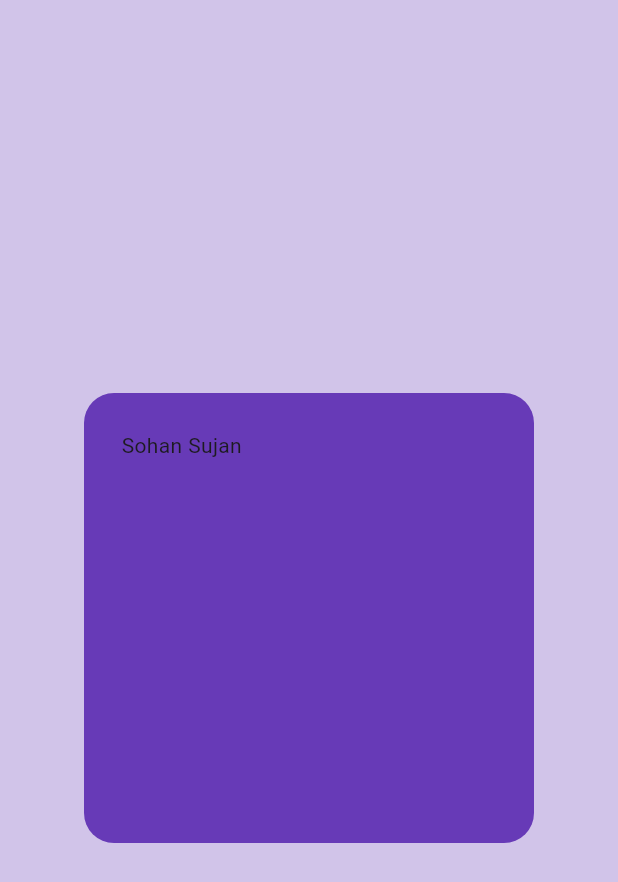
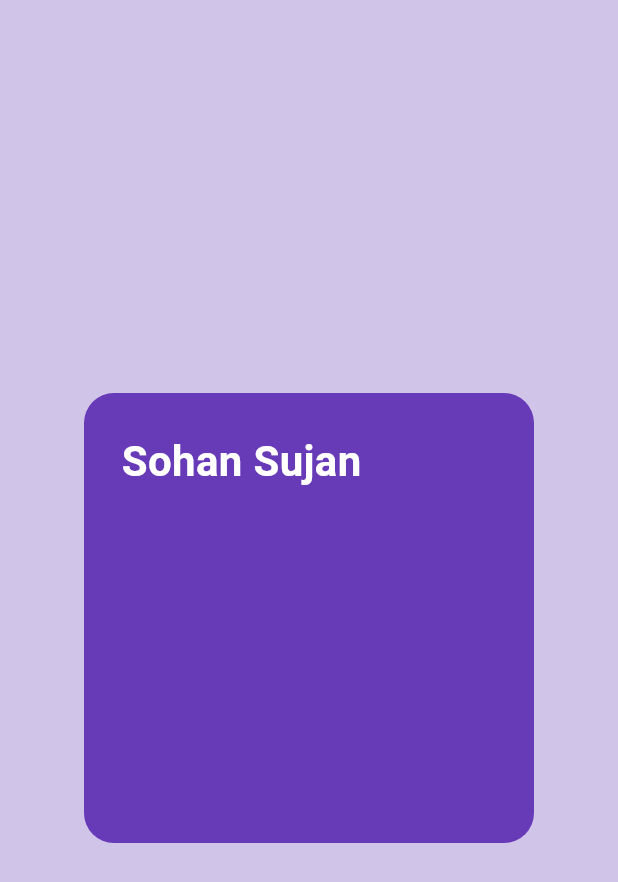
Before and after one commit to ProgrammerSohan/Flutter-Dart-Practices, a Flutter app: the screen it shows after launch, on a phone screen of 412 x 824 dp. Shown: the top 882 px of the screen. Run offline on Flutter 3.47's test engine with Material 3 defaults, Android fonts, the phone set to English and light mode, and no system bars.

Commit message:
05-widgets-text

```diff
--- a/lib/main.dart
+++ b/lib/main.dart
@@ -28,7 +28,16 @@ class MyApp extends StatelessWidget {
             ),
 
             padding: EdgeInsets.all(25),
-            child: Text("Sohan Sujan"),
+            child: Text(
+              "Sohan Sujan",
+               style: TextStyle(
+                  color: Colors.white,
+                  fontSize: 28,
+                  fontWeight: FontWeight.bold,
+
+               ),
+
+              ),
             ),
          ),
 
```
